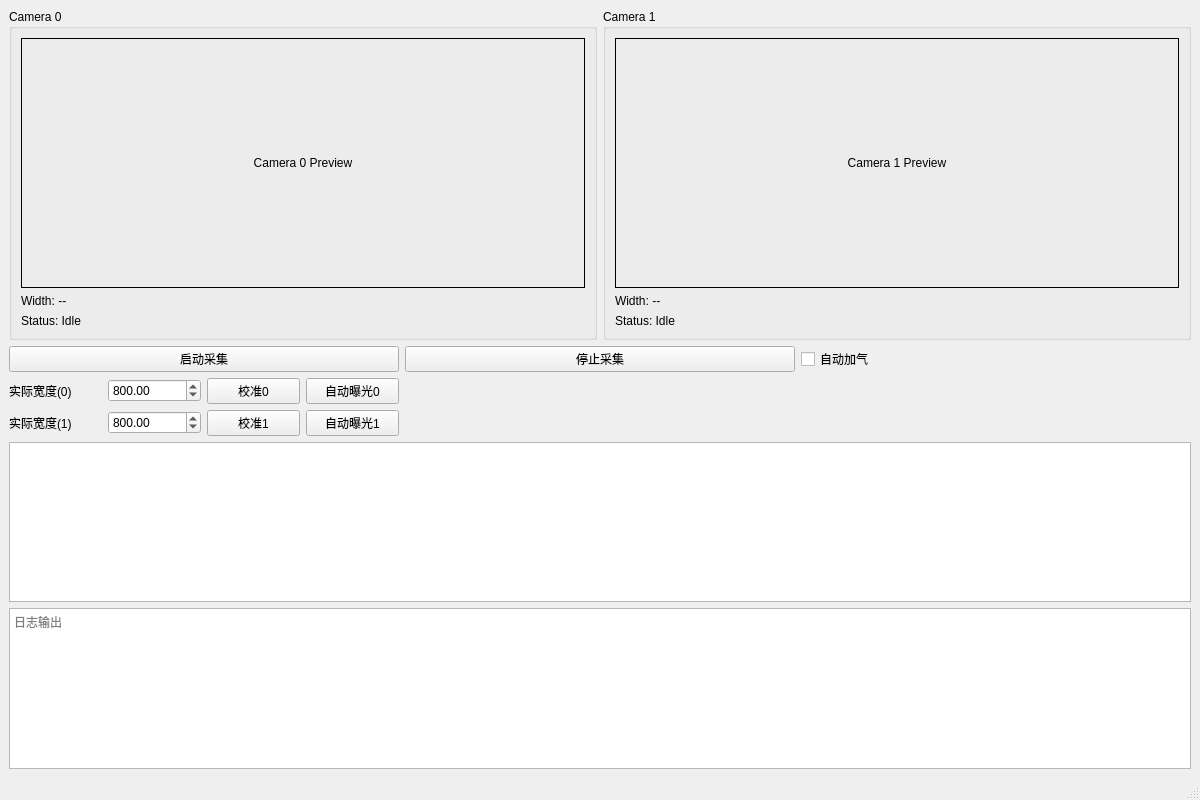
Above: xingaodaapp.ui from ba7lgj-dev/MyOpenCV before the change. Below: the same form after it.
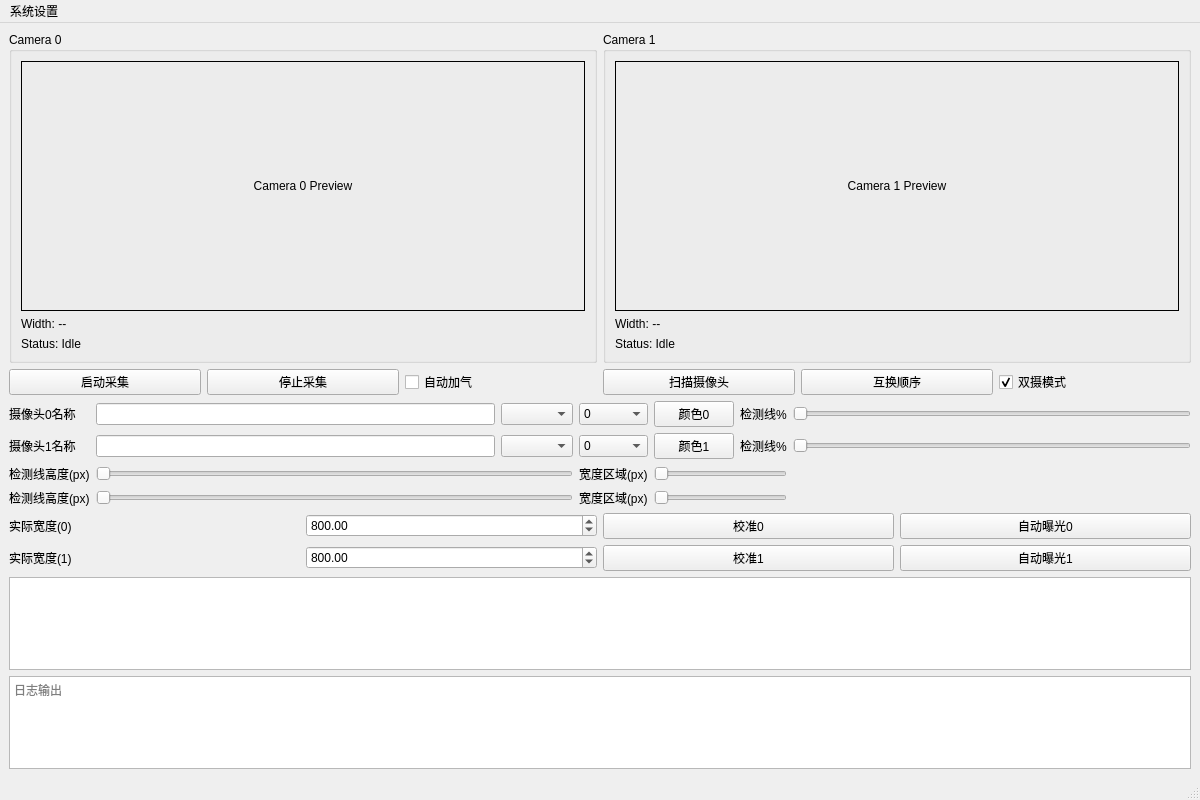
That is the form after the change. Custom widgets are drawn as their Qt base class.

Commit message: Add camera management and overlay controls

Patch:
```diff
--- a/xingaodaapp.ui
+++ b/xingaodaapp.ui
@@ -126,7 +126,255 @@
         </property>
        </widget>
       </item>
-      <item row="1" column="0">
+      <item row="0" column="3">
+       <widget class="QPushButton" name="btnRescan">
+        <property name="text">
+         <string>扫描摄像头</string>
+        </property>
+       </widget>
+      </item>
+      <item row="0" column="4">
+       <widget class="QPushButton" name="btnSwap">
+        <property name="text">
+         <string>互换顺序</string>
+        </property>
+       </widget>
+      </item>
+      <item row="0" column="5">
+       <widget class="QCheckBox" name="chkDualMode">
+        <property name="text">
+         <string>双摄模式</string>
+        </property>
+        <property name="checked">
+         <bool>true</bool>
+        </property>
+       </widget>
+      </item>
+      <item row="1" column="0" colspan="6">
+       <layout class="QGridLayout" name="gridCameraConfig">
+        <item row="0" column="0">
+         <widget class="QLabel" name="labelName0">
+          <property name="text">
+           <string>摄像头0名称</string>
+          </property>
+         </widget>
+        </item>
+        <item row="0" column="1">
+         <widget class="QLineEdit" name="editName0"/>
+        </item>
+        <item row="0" column="2">
+         <widget class="QComboBox" name="comboCamera0"/>
+        </item>
+        <item row="0" column="3">
+         <widget class="QComboBox" name="comboRotation0">
+          <item>
+           <property name="text">
+            <string>0</string>
+           </property>
+           <property name="userData">
+            <number>0</number>
+           </property>
+          </item>
+          <item>
+           <property name="text">
+            <string>90</string>
+           </property>
+           <property name="userData">
+            <number>90</number>
+           </property>
+          </item>
+          <item>
+           <property name="text">
+            <string>180</string>
+           </property>
+           <property name="userData">
+            <number>180</number>
+           </property>
+          </item>
+          <item>
+           <property name="text">
+            <string>270</string>
+           </property>
+           <property name="userData">
+            <number>270</number>
+           </property>
+          </item>
+         </widget>
+        </item>
+        <item row="0" column="4">
+         <widget class="QPushButton" name="btnColor0">
+          <property name="text">
+           <string>颜色0</string>
+          </property>
+         </widget>
+        </item>
+        <item row="0" column="5">
+         <widget class="QLabel" name="labelLine0">
+          <property name="text">
+           <string>检测线%</string>
+          </property>
+         </widget>
+        </item>
+        <item row="0" column="6">
+         <widget class="QSlider" name="sliderLine0">
+          <property name="minimum">
+           <number>0</number>
+          </property>
+          <property name="maximum">
+           <number>100</number>
+          </property>
+          <property name="orientation">
+           <enum>Qt::Horizontal</enum>
+          </property>
+         </widget>
+        </item>
+        <item row="1" column="0">
+         <widget class="QLabel" name="labelName1">
+          <property name="text">
+           <string>摄像头1名称</string>
+          </property>
+         </widget>
+        </item>
+        <item row="1" column="1">
+         <widget class="QLineEdit" name="editName1"/>
+        </item>
+        <item row="1" column="2">
+         <widget class="QComboBox" name="comboCamera1"/>
+        </item>
+        <item row="1" column="3">
+         <widget class="QComboBox" name="comboRotation1">
+          <item>
+           <property name="text">
+            <string>0</string>
+           </property>
+           <property name="userData">
+            <number>0</number>
+           </property>
+          </item>
+          <item>
+           <property name="text">
+            <string>90</string>
+           </property>
+           <property name="userData">
+            <number>90</number>
+           </property>
+          </item>
+          <item>
+           <property name="text">
+            <string>180</string>
+           </property>
+           <property name="userData">
+            <number>180</number>
+           </property>
+          </item>
+          <item>
+           <property name="text">
+            <string>270</string>
+           </property>
+           <property name="userData">
+            <number>270</number>
+           </property>
+          </item>
+         </widget>
+        </item>
+        <item row="1" column="4">
+         <widget class="QPushButton" name="btnColor1">
+          <property name="text">
+           <string>颜色1</string>
+          </property>
+         </widget>
+        </item>
+        <item row="1" column="5">
+         <widget class="QLabel" name="labelLine1">
+          <property name="text">
+           <string>检测线%</string>
+          </property>
+         </widget>
+        </item>
+        <item row="1" column="6">
+         <widget class="QSlider" name="sliderLine1">
+          <property name="minimum">
+           <number>0</number>
+          </property>
+          <property name="maximum">
+           <number>100</number>
+          </property>
+          <property name="orientation">
+           <enum>Qt::Horizontal</enum>
+          </property>
+         </widget>
+        </item>
+        <item row="2" column="0">
+         <widget class="QLabel" name="labelLineHeight0">
+          <property name="text">
+           <string>检测线高度(px)</string>
+          </property>
+         </widget>
+        </item>
+        <item row="2" column="1" colspan="2">
+         <widget class="QSlider" name="sliderLineHeight0">
+          <property name="maximum">
+           <number>2000</number>
+          </property>
+          <property name="orientation">
+           <enum>Qt::Horizontal</enum>
+          </property>
+         </widget>
+        </item>
+        <item row="2" column="3">
+         <widget class="QLabel" name="labelRegion0">
+          <property name="text">
+           <string>宽度区域(px)</string>
+          </property>
+         </widget>
+        </item>
+        <item row="2" column="4" colspan="2">
+         <widget class="QSlider" name="sliderRegion0">
+          <property name="maximum">
+           <number>1000</number>
+          </property>
+          <property name="orientation">
+           <enum>Qt::Horizontal</enum>
+          </property>
+         </widget>
+        </item>
+        <item row="3" column="0">
+         <widget class="QLabel" name="labelLineHeight1">
+          <property name="text">
+           <string>检测线高度(px)</string>
+          </property>
+         </widget>
+        </item>
+        <item row="3" column="1" colspan="2">
+         <widget class="QSlider" name="sliderLineHeight1">
+          <property name="maximum">
+           <number>2000</number>
+          </property>
+          <property name="orientation">
+           <enum>Qt::Horizontal</enum>
+          </property>
+         </widget>
+        </item>
+        <item row="3" column="3">
+         <widget class="QLabel" name="labelRegion1">
+          <property name="text">
+           <string>宽度区域(px)</string>
+          </property>
+         </widget>
+        </item>
+        <item row="3" column="4" colspan="2">
+         <widget class="QSlider" name="sliderRegion1">
+          <property name="maximum">
+           <number>1000</number>
+          </property>
+          <property name="orientation">
+           <enum>Qt::Horizontal</enum>
+          </property>
+         </widget>
+        </item>
+       </layout>
+      </item>
+      <item row="2" column="0" colspan="6">
        <layout class="QHBoxLayout" name="horizontalLayout">
         <item>
          <widget class="QLabel" name="labelRealWidth0">
@@ -161,7 +409,7 @@
         </item>
        </layout>
       </item>
-      <item row="2" column="0">
+      <item row="3" column="0" colspan="6">
        <layout class="QHBoxLayout" name="horizontalLayout_2">
         <item>
          <widget class="QLabel" name="labelRealWidth1">
@@ -210,7 +458,52 @@
     </item>
    </layout>
   </widget>
-  <widget class="QMenuBar" name="menubar"/>
+  <widget class="QMenuBar" name="menubar">
+   <property name="geometry">
+    <rect>
+     <x>0</x>
+     <y>0</y>
+     <width>1200</width>
+     <height>22</height>
+    </rect>
+   </property>
+   <widget class="QMenu" name="menuSystem">
+    <property name="title">
+     <string>系统设置</string>
+    </property>
+    <addaction name="actionCamera"/>
+    <addaction name="actionDetection"/>
+    <addaction name="actionAutoPump"/>
+    <addaction name="actionPush"/>
+    <addaction name="actionRestore"/>
+   </widget>
+   <addaction name="menuSystem"/>
+  </widget>
+  <action name="actionCamera">
+   <property name="text">
+    <string>摄像头管理</string>
+   </property>
+  </action>
+  <action name="actionDetection">
+   <property name="text">
+    <string>检测参数</string>
+   </property>
+  </action>
+  <action name="actionAutoPump">
+   <property name="text">
+    <string>自动加气配置</string>
+   </property>
+  </action>
+  <action name="actionPush">
+   <property name="text">
+    <string>推送配置</string>
+   </property>
+  </action>
+  <action name="actionRestore">
+   <property name="text">
+    <string>恢复默认设置</string>
+   </property>
+  </action>
   <widget class="QStatusBar" name="statusbar"/>
  </widget>
  <customwidgets>
```
The commit also changes 8 other files.
